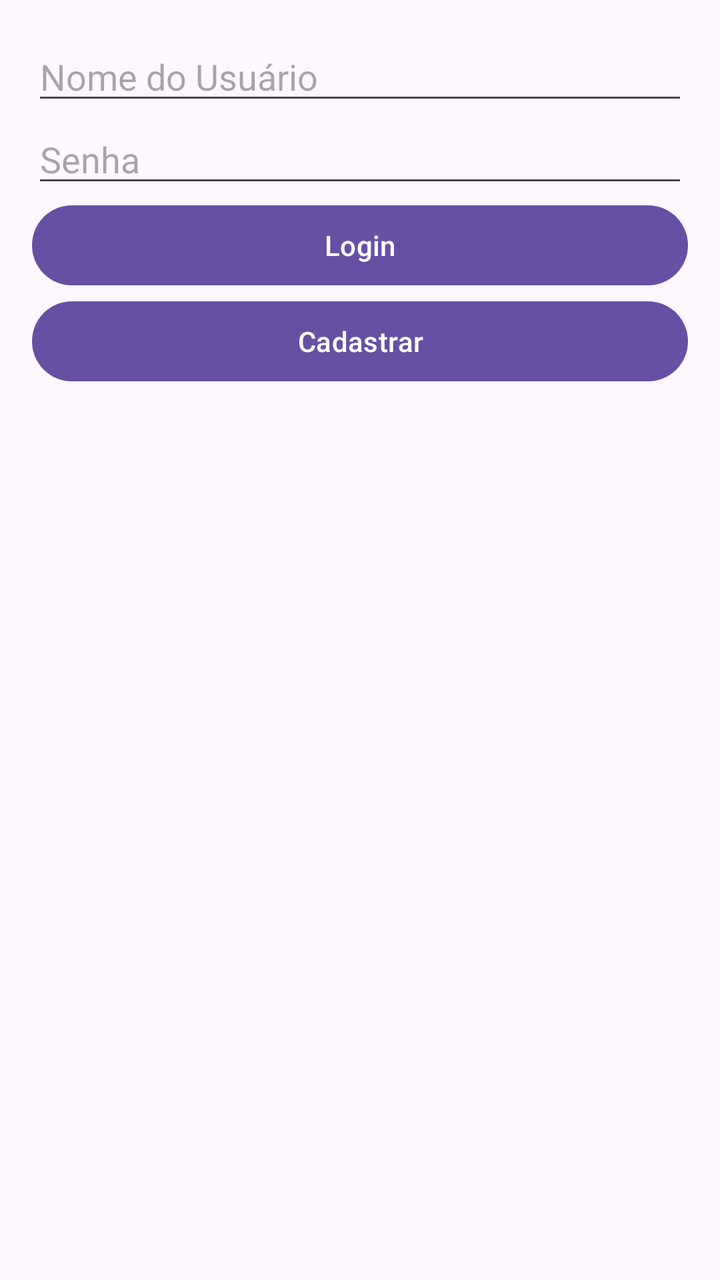
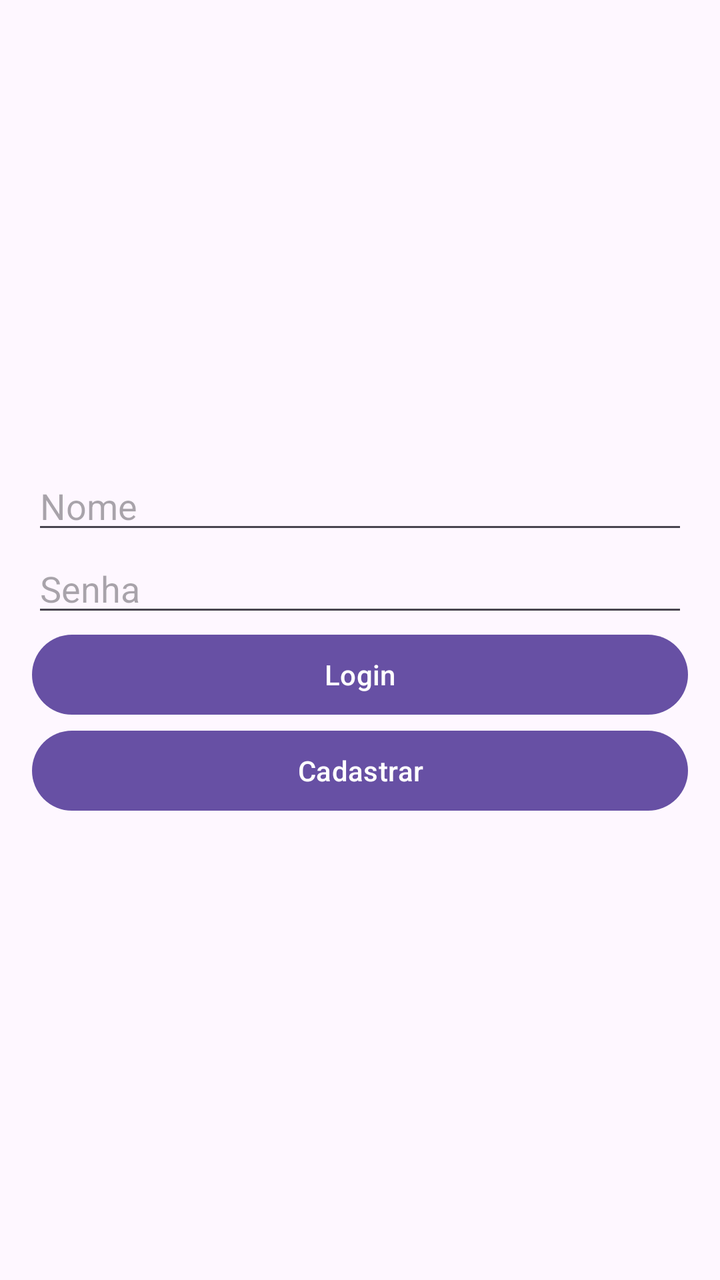

Two renders of the same Android screen: before a commit and after it. Below are the layout's source before the change and the commit's diff.
<!-- AndroidManifest.xml: application theme Theme.TrabalhoIII -->
<!-- res/layout/activity_login.xml -->
<?xml version="1.0" encoding="utf-8"?>
<LinearLayout xmlns:android="http://schemas.android.com/apk/res/android"
    android:orientation="vertical"
    android:layout_width="match_parent"
    android:layout_height="match_parent"
    android:padding="16dp">

    <EditText
        android:id="@+id/etusername"
        android:layout_width="match_parent"
        android:layout_height="wrap_content"
        android:hint="Nome do Usuário"/>

    <EditText
        android:id="@+id/etpassword"
        android:layout_width="match_parent"
        android:layout_height="wrap_content"
        android:hint="Senha"
        android:inputType="textPassword"/>

    <Button
        android:id="@+id/loginButton"
        android:layout_width="match_parent"
        android:layout_height="wrap_content"
        android:text="Login"/>

    <Button
        android:id="@+id/registerButton"
        android:layout_width="match_parent"
        android:layout_height="wrap_content"
        android:text="Cadastrar"/>
</LinearLayout>
<!-- resources referenced by this layout -->
<resources>
  <style name="Theme.TrabalhoIII" parent="Base.Theme.TrabalhoIII" />
  <style name="Base.Theme.TrabalhoIII" parent="Theme.Material3.DayNight.NoActionBar">
          
          
      </style>
</resources>

<!-- the commit's change to res/layout/activity_login.xml (unified diff, before → after) -->
@@ -1,15 +1,17 @@
 <?xml version="1.0" encoding="utf-8"?>
 <LinearLayout xmlns:android="http://schemas.android.com/apk/res/android"
+    android:id="@+id/activity_login"
     android:orientation="vertical"
     android:layout_width="match_parent"
     android:layout_height="match_parent"
-    android:padding="16dp">
+    android:padding="16dp"
+    android:gravity="center">
 
     <EditText
         android:id="@+id/etusername"
         android:layout_width="match_parent"
         android:layout_height="wrap_content"
-        android:hint="Nome do Usuário"/>
+        android:hint="Nome"/>
 
     <EditText
         android:id="@+id/etpassword"
